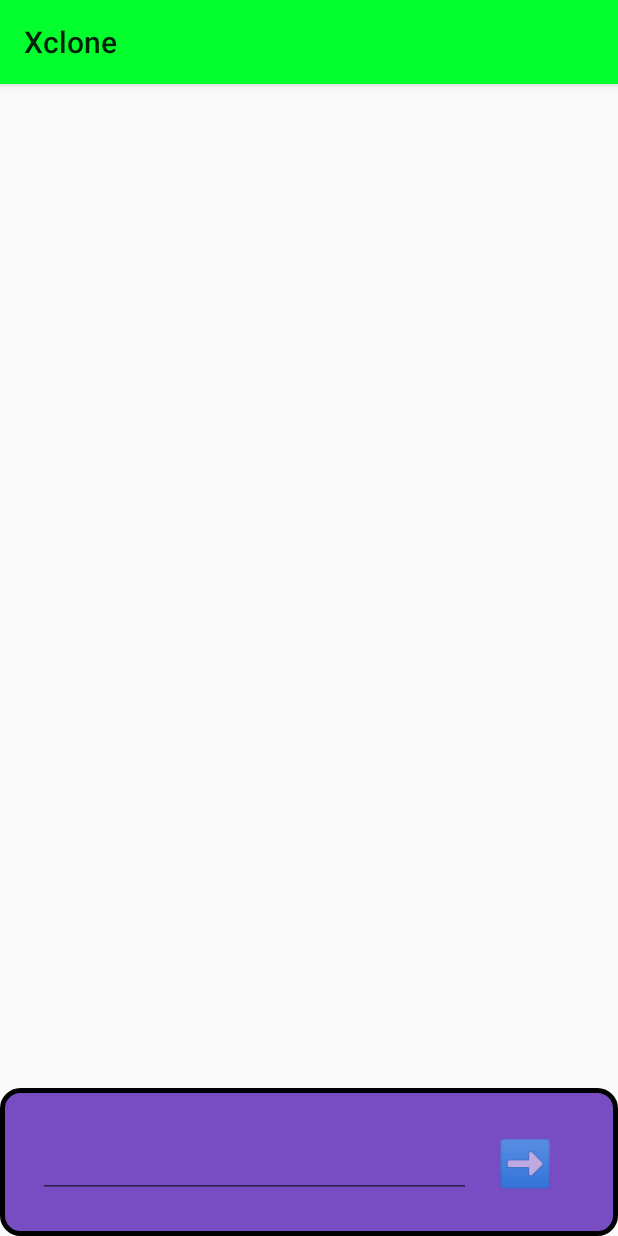
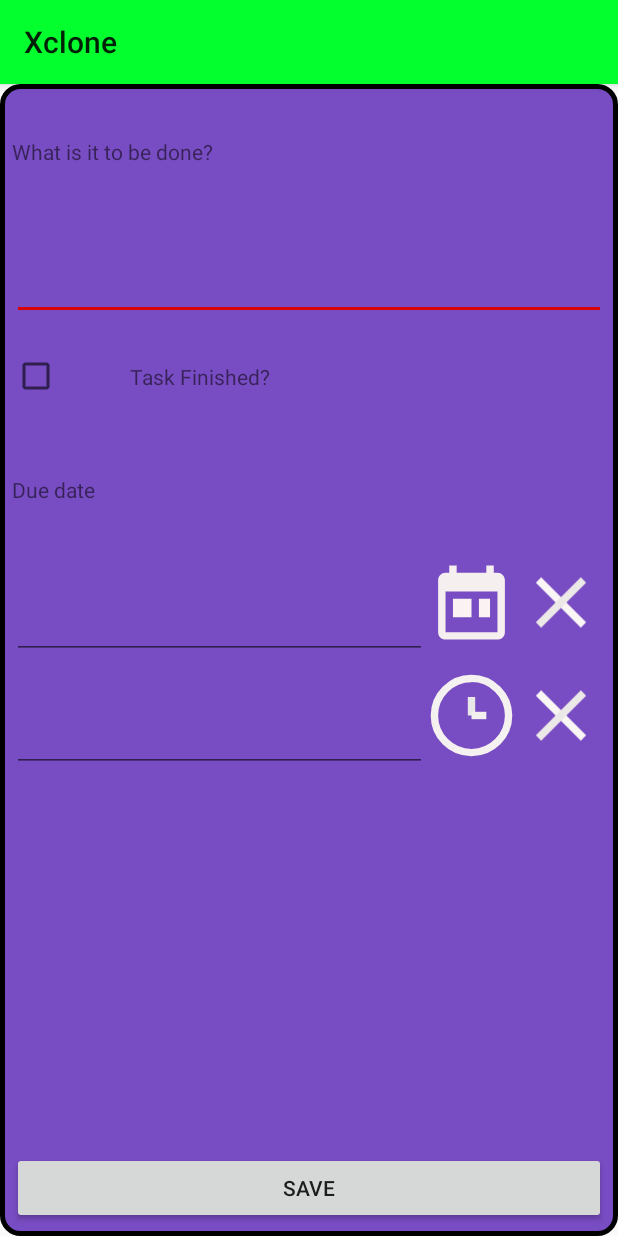
Before and after one commit to silosgit/Xclone, an Android app: the screen it shows after launch (MainActivity before the commit, ActivityAddTasks after it), on a phone screen of 412 x 824 dp. Run offline under Robolectric (Android 15) with nearby library versions, the phone set to English and light mode, and no system bars; our stand-ins replace Room's generated code.

Commit message:
Initial commit

```diff
--- a/app/src/main/java/com/xclone/xclone/Adapters/RecViewTasks.kt
+++ b/app/src/main/java/com/xclone/xclone/Adapters/RecViewTasks.kt
@@ -10,16 +10,17 @@ import android.widget.RelativeLayout
 import android.widget.TextView
 import androidx.recyclerview.widget.RecyclerView
 import com.xclone.xclone.R
+import com.xclone.xclone.model.TaskModel
 
 class RecViewTasksAdapter : RecyclerView.Adapter<RecyclerView.ViewHolder> {
-    private var Items:List<String> = ArrayList();
+    private var Items: ArrayList<TaskModel> = ArrayList();
     lateinit var context: Context
     constructor(context:Context) : super() {
         this.context= context
     }
     override fun onCreateViewHolder(parent: ViewGroup, viewType: Int): RecyclerView.ViewHolder {
         return RecViewHolder(
-            LayoutInflater.from(parent.context).inflate(R.layout.rec_view_items,parent,false)
+            LayoutInflater.from(parent.context).inflate(R.layout.rec_view_items, parent,false)
         )
     }
 
@@ -30,7 +31,7 @@ class RecViewTasksAdapter : RecyclerView.Adapter<RecyclerView.ViewHolder> {
     override fun onBindViewHolder(holder: RecyclerView.ViewHolder, position: Int) {
         when(holder){
             is RecViewHolder ->{
-                holder.bind(context,Items.get(position),position)
+                holder.bind(context,Items.get(position).taskName,position)
 
             }
         }
@@ -46,8 +47,12 @@ class RecViewTasksAdapter : RecyclerView.Adapter<RecyclerView.ViewHolder> {
         }
 
     }
-    fun newItem(keyDataModel: List<String>){
-        Items=keyDataModel
+    fun newItem(tasks: TaskModel){
+        Items.add(tasks)
+        notifyDataSetChanged()
+    }
+    fun setUpList(tasks: List<TaskModel> ){
+        Items= ArrayList(tasks)
         notifyDataSetChanged()
     }
 }
--- a/app/src/main/java/com/xclone/xclone/MainActivity.kt
+++ b/app/src/main/java/com/xclone/xclone/MainActivity.kt
@@ -1,13 +1,26 @@
 package com.xclone.xclone
+import android.content.Intent
+import android.os.Build
 import android.os.Bundle
 import android.view.View
 import android.view.View.OnClickListener
 import android.widget.EditText
 import android.widget.TextView
+import androidx.annotation.RequiresApi
 import androidx.appcompat.app.AppCompatActivity
+import androidx.lifecycle.ViewModel
+import androidx.lifecycle.ViewModelProvider
 import androidx.recyclerview.widget.LinearLayoutManager
 import androidx.recyclerview.widget.RecyclerView
 import com.xclone.xclone.Adapters.RecViewTasksAdapter
+import com.xclone.xclone.RoomDB.TasksDb
+import com.xclone.xclone.Utils.DateTimeCustom
+import com.xclone.xclone.model.TaskModel
+import com.xclone.xclone.repository.RepositoryTask
+import com.xclone.xclone.view.ActivityAddTasks
+import com.xclone.xclone.viewModel.TaskViewModel
+import com.xclone.xclone.viewModel.TaskViewModelFactory
+import java.util.ArrayList
 
 
 class MainActivity :AppCompatActivity(),OnClickListener {
@@ -16,7 +29,13 @@ class MainActivity :AppCompatActivity(),OnClickListener {
     lateinit var tVTaskView:TextView
     lateinit var RecView:RecyclerView
     lateinit var recyclewViewAdapter: RecViewTasksAdapter
-    private var Items:ArrayList<String> = ArrayList();
+
+    lateinit var TaskviewModel: TaskViewModel
+
+    lateinit var db : TasksDb
+    lateinit var repository: RepositoryTask
+    lateinit var factory : TaskViewModelFactory
+    lateinit var viewModel : TaskViewModel
 
     override fun onCreate(savedInstanceState: Bundle?) {
         super.onCreate(savedInstanceState)
@@ -25,11 +44,27 @@ class MainActivity :AppCompatActivity(),OnClickListener {
         tVTaskView=findViewById(R.id.tVTaskId)
         RecView=findViewById(R.id.my_recycler_view)
         tVTaskView.setOnClickListener(this)
+
+        //
+        db = TasksDb.getDatabase(applicationContext)
+        repository = RepositoryTask(db.taskDao())
+        factory = TaskViewModelFactory(repository)
+        viewModel = ViewModelProvider(this, factory)[TaskViewModel::class.java]
+
+        viewModel.allTasks.observe(this) { tasks ->
+            recyclewViewAdapter.setUpList(tasks)
+        }
         initRecView()
-
-
+        //
+        startAddTaskActivity()
 
     }
+
+    private fun startAddTaskActivity() {
+        val intent = Intent(this, ActivityAddTasks::class.java)
+        startActivity(intent)
+    }
+
     private fun initRecView(){
         recyclewViewAdapter= RecViewTasksAdapter(this)
         RecView.layoutManager = LinearLayoutManager(this)
@@ -42,14 +77,27 @@ class MainActivity :AppCompatActivity(),OnClickListener {
     override fun onPause() {
         super.onPause()
     }
+    @RequiresApi(Build.VERSION_CODES.O)
     override fun onClick(v: View) {
        if(v.id==R.id.tVTaskId){
            //TODO
-           var text=eTTaskView.text.toString()
-           Items.add(text);
-           recyclewViewAdapter.newItem(Items)
-
+           var taskName=eTTaskView.text.toString()
+           var dueDate= DateTimeCustom().getDate()
+           var dueTime= DateTimeCustom().getTime()
+           var parentList="Work"
+           var isRepeatOn=true
+           if(taskName.length!=0){
+               var taskModel= TaskModel(0,taskName,dueDate,dueTime,isRepeatOn,parentList)
+               recyclewViewAdapter.newItem(taskModel)
+               saveToDb(taskModel)
+           }
        }
     }
 
+    private fun saveToDb(task: TaskModel) {
+        viewModel.insert(task)
+
+    }
+
+
 }
--- /dev/null
+++ b/app/src/main/java/com/xclone/xclone/RoomDB/TasksDB.kt
@@ -0,0 +1,33 @@
+package com.xclone.xclone.RoomDB
+
+import android.content.Context
+import androidx.room.Database
+import androidx.room.Room
+import androidx.room.RoomDatabase
+import com.xclone.xclone.model.TaskModel
+import kotlinx.coroutines.InternalCoroutinesApi
+import kotlinx.coroutines.internal.synchronized
+
+@Database(entities = [TaskModel::class], version = 1)
+abstract class TasksDb : RoomDatabase() {
+    abstract fun taskDao(): TasksDao
+    companion object{
+        @Volatile
+        private var INSTANCE: TasksDb? = null
+        @OptIn(InternalCoroutinesApi::class)
+        fun getDatabase(context: Context): TasksDb{
+            // if the INSTANCE is not null, then return it,
+            // if it is, then create the database
+            return INSTANCE ?: synchronized(this){
+                val instance = Room.databaseBuilder(
+                    context,
+                    TasksDb::class.java,
+                    "tasks_db"
+                ).build()
+                INSTANCE = instance
+                // return instance
+                instance
+            }
+        }
+    }
+}
--- /dev/null
+++ b/app/src/main/java/com/xclone/xclone/RoomDB/TasksDao.kt
@@ -0,0 +1,24 @@
+package com.xclone.xclone.RoomDB
+
+import androidx.lifecycle.LiveData
+import androidx.room.Dao
+import androidx.room.Delete
+import androidx.room.Insert
+import androidx.room.Query
+import androidx.room.Update
+import com.xclone.xclone.model.TaskModel
+
+@Dao
+interface TasksDao {
+    @Insert
+   suspend fun InsertTask(task: TaskModel)
+    @Delete
+    suspend fun DeleteTask(task: TaskModel)
+
+    @Update
+    suspend fun UpdateTask(task: TaskModel)
+
+    @Query("SELECT * FROM table_tasks")
+    fun getAllTasks(): LiveData<List<TaskModel>>
+
+}
--- /dev/null
+++ b/app/src/main/java/com/xclone/xclone/repository/RepositoryTask.kt
@@ -0,0 +1,17 @@
+package com.xclone.xclone.repository
+
+import androidx.annotation.WorkerThread
+import androidx.lifecycle.LiveData
+import com.xclone.xclone.RoomDB.TasksDao
+import com.xclone.xclone.model.TaskModel
+
+class RepositoryTask(private val taskDao: TasksDao) {
+
+    val allTasks: LiveData<List<TaskModel>> = taskDao.getAllTasks()
+    suspend fun  insert(task: TaskModel){
+            taskDao.InsertTask(task)
+
+    }
+
+
+}
--- /dev/null
+++ b/app/src/main/java/com/xclone/xclone/view/ActivityAddTasks.kt
@@ -0,0 +1,95 @@
+package com.xclone.xclone.view
+
+import android.app.DatePickerDialog
+import android.os.Bundle
+import android.view.View
+import android.widget.Button
+import android.widget.CheckBox
+import android.widget.EditText
+import android.widget.ImageView
+import android.widget.TextView
+import androidx.activity.enableEdgeToEdge
+import androidx.appcompat.app.AppCompatActivity
+import androidx.core.view.ViewCompat
+import androidx.core.view.WindowInsetsCompat
+import com.xclone.xclone.R
+import java.util.Calendar
+
+class ActivityAddTasks : AppCompatActivity(), View.OnClickListener {
+
+    lateinit var AddTaskEditTextId: TextView
+    lateinit var AddTaskCheckBoxId: CheckBox
+    lateinit var AddTaskEtDueDateId: EditText
+    lateinit var AddTaskDateId: ImageView
+    lateinit var AddTaskResetDateId: ImageView
+    lateinit var AddTaskEtDueTimeId: EditText
+    lateinit var AddTaskTimeId: ImageView
+    lateinit var AddTaskResetTimeId: ImageView
+    lateinit var AddTaskSaveButton: Button
+    override fun onCreate(savedInstanceState: Bundle?) {
+        super.onCreate(savedInstanceState)
+        setContentView(R.layout.activity_add_tasks)
+        AddTaskEditTextId=findViewById(R.id.AddTaskEditTextId)
+        AddTaskCheckBoxId=findViewById(R.id.AddTaskCheckBoxId)
+        AddTaskEtDueDateId=findViewById(R.id.AddTaskEtDueDateId)
+        AddTaskDateId=findViewById(R.id.AddTaskDateId)
+        AddTaskResetDateId=findViewById(R.id.AddTaskResetDateId)
+        AddTaskEtDueTimeId=findViewById(R.id.AddTaskEtDueTimeId)
+        AddTaskTimeId=findViewById(R.id.AddTaskTimeId)
+        AddTaskResetTimeId=findViewById(R.id.AddTaskResetTimeId)
+        AddTaskSaveButton=findViewById(R.id.AddTaskSaveButton)
+
+        AddTaskEtDueDateId.setOnClickListener(this)
+        AddTaskDateId.setOnClickListener(this)
+        AddTaskResetDateId.setOnClickListener(this)
+        AddTaskEtDueTimeId.setOnClickListener(this)
+        AddTaskTimeId.setOnClickListener(this)
+        AddTaskResetTimeId.setOnClickListener(this)
+        AddTaskSaveButton.setOnClickListener(this)
+
+
+
+    }
+
+    override fun onClick(v: View) {
+        if(v.id==R.id.AddTaskEtDueDateId){
+            DateDialog()
+
+        }else if(v.id==R.id.AddTaskDateId){
+
+        }else if(v.id==R.id.AddTaskResetDateId){
+
+        }else if(v.id==R.id.AddTaskEtDueTimeId){
+
+        }else if(v.id==R.id.AddTaskTimeId){
+
+        }else if(v.id==R.id.AddTaskResetTimeId){
+
+        }else if(v.id==R.id.AddTaskSaveButton){
+
+        }
+
+    }
+
+    fun DateDialog(){
+        val calendar = Calendar.getInstance()
+        val year = calendar.get(Calendar.YEAR)
+        val month = calendar.get(Calendar.MONTH)
+        val day = calendar.get(Calendar.DAY_OF_MONTH)
+
+        // Create DatePickerDialog
+        val datePickerDialog = DatePickerDialog(
+            this,
+            { _, selectedYear, selectedMonth, selectedDay ->
+                // Month is 0-based, so we add 1
+                val formattedDate = "$selectedDay/${selectedMonth + 1}/$selectedYear"
+                AddTaskEtDueDateId.setText(formattedDate)
+            },
+            year,
+            month,
+            day
+        )
+
+        datePickerDialog.show()
+    }
+}
--- /dev/null
+++ b/app/src/main/java/com/xclone/xclone/viewModel/TaskViewModel.kt
@@ -0,0 +1,28 @@
+package com.xclone.xclone.viewModel
+
+import androidx.lifecycle.LiveData
+import androidx.lifecycle.ViewModel
+import androidx.lifecycle.ViewModelProvider
+import androidx.lifecycle.viewModelScope
+import com.xclone.xclone.model.TaskModel
+import com.xclone.xclone.repository.RepositoryTask
+import kotlinx.coroutines.launch
+
+class TaskViewModel(val repository: RepositoryTask): ViewModel() {
+
+    val allTasks: LiveData<List<TaskModel>> = repository.allTasks
+    fun insert(task: TaskModel) = viewModelScope.launch {
+        repository.insert(task)
+    }
+
+
+}
+class TaskViewModelFactory(private val repository: RepositoryTask) : ViewModelProvider.Factory {
+    override fun <T : ViewModel> create(modelClass: Class<T>): T {
+        if (modelClass.isAssignableFrom(TaskViewModel::class.java)) {
+            @Suppress("UNCHECKED_CAST")
+            return TaskViewModel(repository) as T
+        }
+        throw IllegalArgumentException("Unknown ViewModel class")
+    }
+}
--- /dev/null
+++ b/app/src/main/res/drawable/calendar.xml
@@ -0,0 +1,16 @@
+<?xml version="1.0" encoding="utf-8"?>
+<vector xmlns:android="http://schemas.android.com/apk/res/android"
+    android:width="24dp"
+    android:height="24dp"
+    android:viewportWidth="24"
+    android:viewportHeight="24">
+
+    <!-- Calendar outer frame -->
+    <path
+        android:fillColor="#F6EFEF"
+        android:pathData="M19,4h-1V2h-2v2H8V2H6v2H5c-1.1,0 -2,0.9 -2,2v14c0,1.1 0.9,2 2,2h14c1.1,0 2,-0.9 2,-2V6c0,-1.1 -0.9,-2 -2,-2zM19,20H5V9h14v11z"/>
+    <!-- Calendar rings -->
+    <path
+        android:fillColor="#FBF3F3"
+        android:pathData="M7,11h5v5H7zM14,11h3v5h-3z"/>
+</vector>
--- /dev/null
+++ b/app/src/main/res/drawable/close_x.xml
@@ -0,0 +1,20 @@
+<?xml version="1.0" encoding="utf-8"?>
+<vector xmlns:android="http://schemas.android.com/apk/res/android"
+    android:width="24dp"
+    android:height="24dp"
+    android:viewportWidth="24"
+    android:viewportHeight="24">
+
+    <!-- Diagonal line 1 -->
+    <path
+        android:strokeColor="#FBF6F6"
+        android:strokeWidth="2"
+        android:pathData="M6,6 L18,18"/>
+
+    <!-- Diagonal line 2 -->
+    <path
+        android:strokeColor="#EDE8E8"
+        android:strokeWidth="2"
+
+        android:pathData="M6,18 L18,6"/>
+</vector>
--- /dev/null
+++ b/app/src/main/res/drawable/watch.xml
@@ -0,0 +1,29 @@
+<?xml version="1.0" encoding="utf-8"?>
+<vector xmlns:android="http://schemas.android.com/apk/res/android"
+    android:width="24dp"
+    android:height="24dp"
+    android:viewportWidth="24"
+    android:viewportHeight="24">
+
+    <!-- Clock circle -->
+    <path
+
+        android:strokeColor="#F6F1F1"
+        android:strokeWidth="2"
+        android:pathData="M12,2
+                          A10,10 0 1,0 12,22
+                          A10,10 0 1,0 12,2"/>
+
+    <!-- Hour hand -->
+    <path
+        android:strokeColor="#E9E8E8"
+        android:strokeWidth="2"
+
+        android:pathData="M12,12 L12,7"/>
+
+    <!-- Minute hand -->
+    <path
+        android:strokeColor="#F4F0F0"
+        android:strokeWidth="2"
+        android:pathData="M12,12 L16,12"/>
+</vector>
--- /dev/null
+++ b/app/src/main/res/layout/activity_add_tasks.xml
@@ -0,0 +1,136 @@
+<?xml version="1.0" encoding="utf-8"?>
+<androidx.constraintlayout.widget.ConstraintLayout
+    xmlns:android="http://schemas.android.com/apk/res/android"
+    xmlns:app="http://schemas.android.com/apk/res-auto"
+    xmlns:tools="http://schemas.android.com/tools"
+    android:id="@+id/main"
+    android:layout_width="match_parent"
+    android:background="@drawable/rectangle_bg"
+    android:layout_height="match_parent"
+    tools:context=".view.ActivityAddTasks">
+
+    <LinearLayout
+        android:id="@+id/linearLayout"
+        android:layout_width="match_parent"
+        android:layout_height="match_parent"
+        android:orientation="vertical"
+        android:weightSum="100"
+        tools:layout_editor_absoluteX="8dp"
+        tools:layout_editor_absoluteY="8dp">
+
+        <TextView
+            android:layout_width="match_parent"
+            android:layout_height="0dp"
+            android:layout_weight="10"
+            android:gravity="center_vertical"
+
+            android:text="@string/TaskNameTextView" />
+
+        <EditText
+            android:id="@+id/AddTaskEditTextId"
+            android:layout_width="match_parent"
+            android:layout_height="0dp"
+            android:layout_weight="10" />
+
+        <LinearLayout
+            android:layout_width="match_parent"
+            android:layout_height="0dp"
+            android:layout_weight="10"
+            android:gravity="center"
+            android:orientation="horizontal"
+            android:weightSum="100">
+
+            <CheckBox
+                android:id="@+id/AddTaskCheckBoxId"
+                android:layout_width="0dp"
+                android:layout_height="match_parent"
+                android:layout_weight="20" />
+
+            <TextView
+                android:layout_width="0dp"
+                android:layout_height="match_parent"
+                android:layout_weight="80"
+                android:gravity="center_vertical"
+                android:text="@string/isTaskDone" />
+
+        </LinearLayout>
+
+        <TextView
+            android:layout_width="match_parent"
+            android:layout_height="0dp"
+            android:gravity="center_vertical"
+            android:layout_weight="10"
+            android:text="@string/DueDate" />
+
+        <LinearLayout
+            android:layout_width="match_parent"
+            android:layout_height="0dp"
+            android:layout_weight="10"
+            android:orientation="horizontal"
+            android:weightSum="100">
+
+            <EditText
+                android:id="@+id/AddTaskEtDueDateId"
+                android:layout_width="0dp"
+                android:layout_height="match_parent"
+                android:layout_weight="70"
+                />
+
+            <ImageView
+                android:id="@+id/AddTaskDateId"
+                android:layout_width="0dp"
+                android:layout_height="match_parent"
+                android:layout_weight="15"
+                android:src="@drawable/calendar" />
+
+            <ImageView
+                android:id="@+id/AddTaskResetDateId"
+                android:layout_width="0dp"
+                android:layout_height="match_parent"
+                android:layout_weight="15"
+                android:src="@drawable/close_x"
+                android:textColor="@color/white" />
+
+        </LinearLayout>
+
+        <LinearLayout
+            android:layout_width="match_parent"
+            android:layout_height="0dp"
+            android:layout_weight="10"
+            android:orientation="horizontal"
+            android:weightSum="100">
+
+            <EditText
+                android:id="@+id/AddTaskEtDueTimeId"
+                android:layout_width="0dp"
+                android:layout_height="match_parent"
+                android:layout_weight="70"
+                />
+
+            <ImageView
+                android:id="@+id/AddTaskTimeId"
+                android:layout_width="0dp"
+                android:layout_height="match_parent"
+                android:layout_weight="15"
+                android:src="@drawable/watch" />
+
+            <ImageView
+                android:id="@+id/AddTaskResetTimeId"
+                android:layout_width="0dp"
+                android:layout_height="match_parent"
+                android:layout_weight="15"
+                android:src="@drawable/close_x"
+                android:textColor="@color/white" />
+        </LinearLayout>
+    </LinearLayout>
+
+    <Button
+        android:layout_width="match_parent"
+        android:layout_height="wrap_content"
+        android:text="@string/Save"
+        android:id="@+id/AddTaskSaveButton"
+        app:layout_constraintBottom_toBottomOf="parent"
+        tools:layout_editor_absoluteX="8dp" />
+
+
+</androidx.constraintlayout.widget.ConstraintLayout>
--- a/app/src/main/res/values/strings.xml
+++ b/app/src/main/res/values/strings.xml
@@ -1,3 +1,10 @@
 <resources>
     <string name="app_name">Xclone</string>
+    <string name="TaskNameTextView">What is it to be done?</string>
+    <!-- TODO: Remove or change this placeholder text -->
+    <string name="hello_blank_fragment">Hello blank fragment</string>
+    <string name="isTaskDone">Task Finished?</string>
+    <string name="DueDate">Due date</string>
+    <string name="Save">Save</string>
+
 </resources>
```
Also changed, not shown: app/build.gradle.kts (+33 -9 lines), app/src/main/AndroidManifest.xml (+7 -1 lines), app/src/main/java/com/xclone/xclone/Utils/DateTimeCustom.kt (added, +25 -0 lines), app/src/main/java/com/xclone/xclone/model/TaskModel.kt (added, +15 -0 lines), build.gradle.kts (+6 -3 lines), gradle/wrapper/gradle-wrapper.properties.
